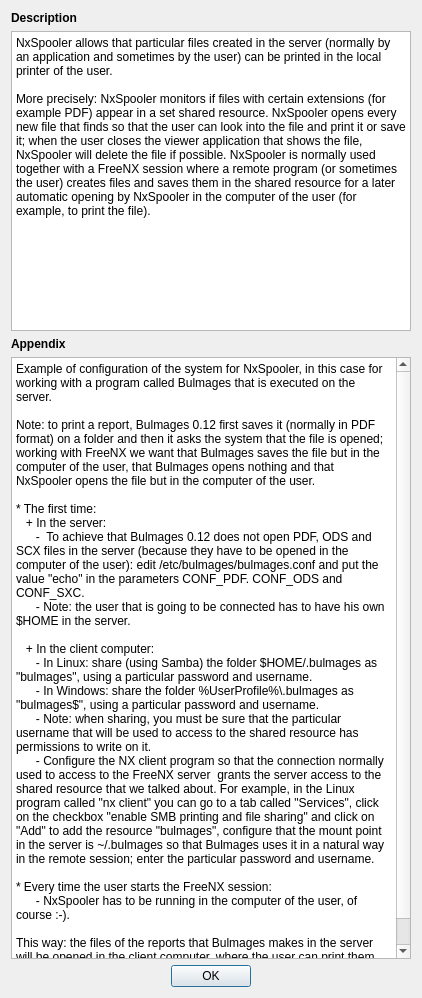
This is trunk/helpDialog.ui in BackupTheBerlios/nxspooler-svn as Qt 5 draws it before an edit. The edited form follows.
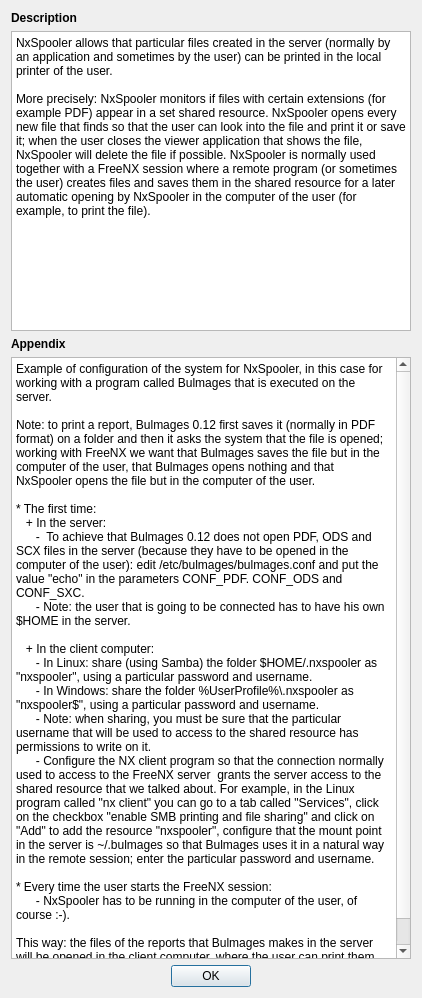
This is the edited form. Icons and pictures are not drawn.

Patch:
```diff
--- a/trunk/helpDialog.ui
+++ b/trunk/helpDialog.ui
@@ -92,10 +92,10 @@
       - Note: the user that is going to be connected has to have his own $HOME in the server.
  
    + In the client computer:
-      - In Linux: share (using Samba) the folder $HOME/.bulmages as &quot;bulmages&quot;, using a particular password and username.
-      - In Windows: share the folder %UserProfile%\.bulmages as &quot;bulmages$&quot;, using a particular password and username.
+      - In Linux: share (using Samba) the folder $HOME/.nxspooler as &quot;nxspooler&quot;, using a particular password and username.
+      - In Windows: share the folder %UserProfile%\.nxspooler as &quot;nxspooler$&quot;, using a particular password and username.
       - Note: when sharing, you must be sure that the particular username that will be used to access to the shared resource has permissions to write on it.
-      - Configure the NX client program so that the connection normally used to access to the FreeNX server  grants the server access to the shared resource that we talked about. For example, in the Linux program called &quot;nx client&quot; you can go to a tab called &quot;Services&quot;, click on the checkbox &quot;enable SMB printing and file sharing&quot; and click on &quot;Add&quot; to add the resource &quot;bulmages&quot;, configure that the mount point in the server is ~/.bulmages so that Bulmages uses it in a natural way in the remote session; enter the particular password and username.
+      - Configure the NX client program so that the connection normally used to access to the FreeNX server  grants the server access to the shared resource that we talked about. For example, in the Linux program called &quot;nx client&quot; you can go to a tab called &quot;Services&quot;, click on the checkbox &quot;enable SMB printing and file sharing&quot; and click on &quot;Add&quot; to add the resource &quot;nxspooler&quot;, configure that the mount point in the server is ~/.bulmages so that Bulmages uses it in a natural way in the remote session; enter the particular password and username.
 
 * Every time the user starts the FreeNX session:
       - NxSpooler has to be running in the computer of the user, of course :-).
```
